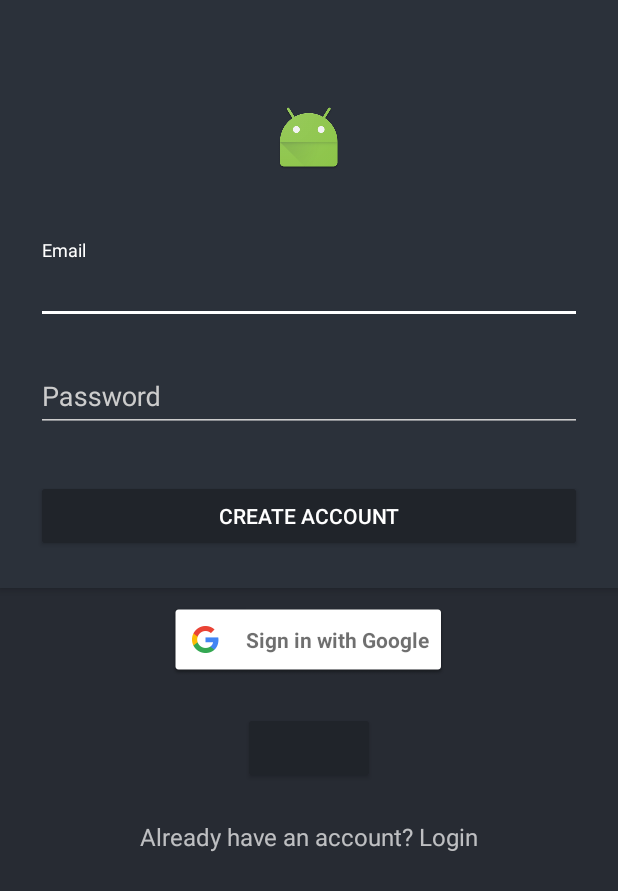
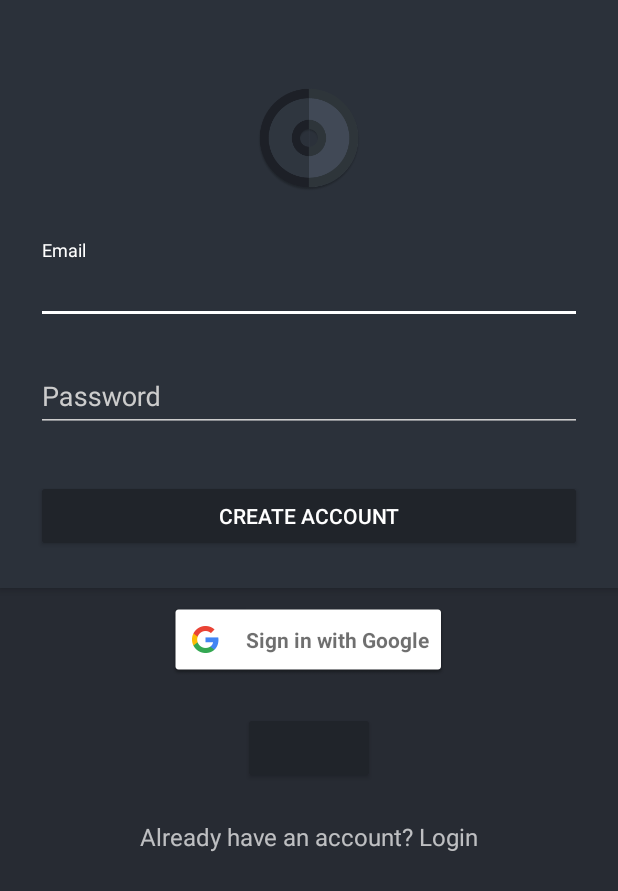
Before and after one commit to Cristian006/ProjectActive, an Android app: the SignupActivity screen opened directly, with no data from a screen before it, on a phone screen of 412 x 824 dp. Shown: the top 891 px of the screen. Run offline under Robolectric (Android 15) with nearby library versions, the phone set to English and light mode, and no system bars; our stand-ins replace ButterKnife, Firebase (no records; nobody signed in at launch, a user with empty details on screens opened directly); libraries missing offline, so code that uses them is left out: com.facebook; plain views replace LoginButton.

Commit message:
Working on the Icon
Trying to keep it simple

```diff
--- a/app/src/main/AndroidManifest.xml
+++ b/app/src/main/AndroidManifest.xml
@@ -10,7 +10,7 @@
 
     <application
         android:allowBackup="true"
-        android:icon="@mipmap/ic_launcher"
+        android:icon="@mipmap/icon_v1_1"
         android:label="@string/app_name"
         android:supportsRtl="true"
         android:theme="@style/AppTheme">
--- a/app/src/main/res/layout/activity_login.xml
+++ b/app/src/main/res/layout/activity_login.xml
@@ -21,7 +21,7 @@
             android:layout_marginBottom="24dp">
 
 
-            <ImageView android:src="@mipmap/ic_launcher"
+            <ImageView android:src="@mipmap/icon_v1_1"
                 android:layout_width="wrap_content"
                 android:layout_height="72dp"
                 android:layout_marginBottom="24dp"
--- a/app/src/main/res/layout/activity_sign_up.xml
+++ b/app/src/main/res/layout/activity_sign_up.xml
@@ -21,11 +21,11 @@
             android:background="@color/colorAccentSecondary"
             android:layout_marginBottom="10dp">
 
-            <ImageView android:src="@mipmap/ic_launcher"
+            <ImageView android:src="@mipmap/icon_v1_1"
                 android:layout_width="wrap_content"
                 android:layout_height="72dp"
                 android:layout_marginBottom="24dp"
-                android:layout_gravity="center_horizontal" />
+                android:layout_gravity="center_horizontal"/>
 
             <!-- Email Label -->
             <android.support.design.widget.TextInputLayout
```
Also changed, not shown: app/src/main/res/mipmap-hdpi/icon_v1_0.png (added), app/src/main/res/mipmap-hdpi/icon_v1_1.png (added), app/src/main/res/mipmap-mdpi/icon_v1_0.png (added), app/src/main/res/mipmap-mdpi/icon_v1_1.png (added), app/src/main/res/mipmap-xhdpi/icon_v1_0.png (added), app/src/main/res/mipmap-xhdpi/icon_v1_1.png (added), app/src/main/res/mipmap-xxhdpi/icon_v1_0.png (added), app/src/main/res/mipmap-xxhdpi/icon_v1_1.png (added), app/src/main/res/mipmap-xxxhdpi/icon_v1_0.png (added), app/src/main/res/mipmap-xxxhdpi/icon_v1_1.png (added).
